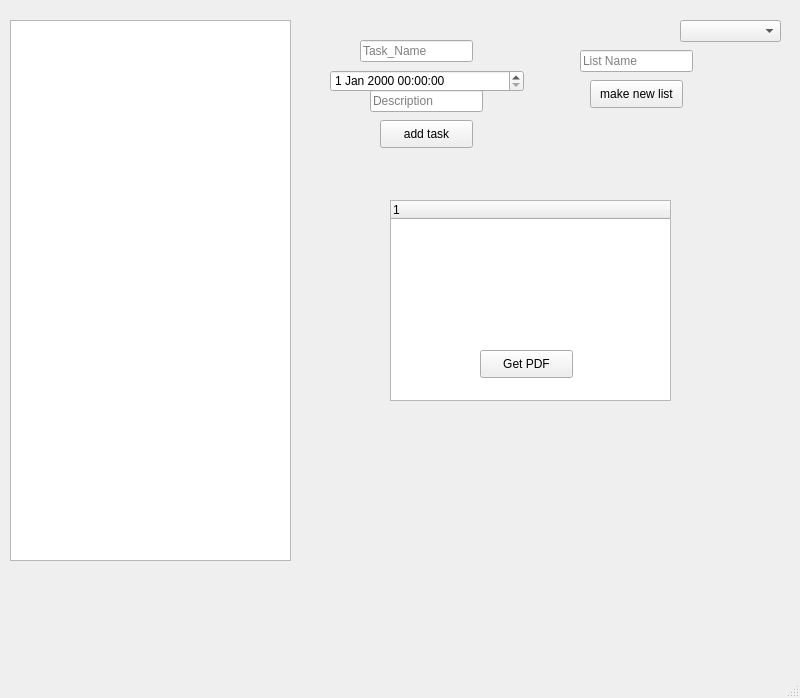
First picture: the form in professor_panel.ui, repository KianaFakhrian/TODOLIST, before the edit.
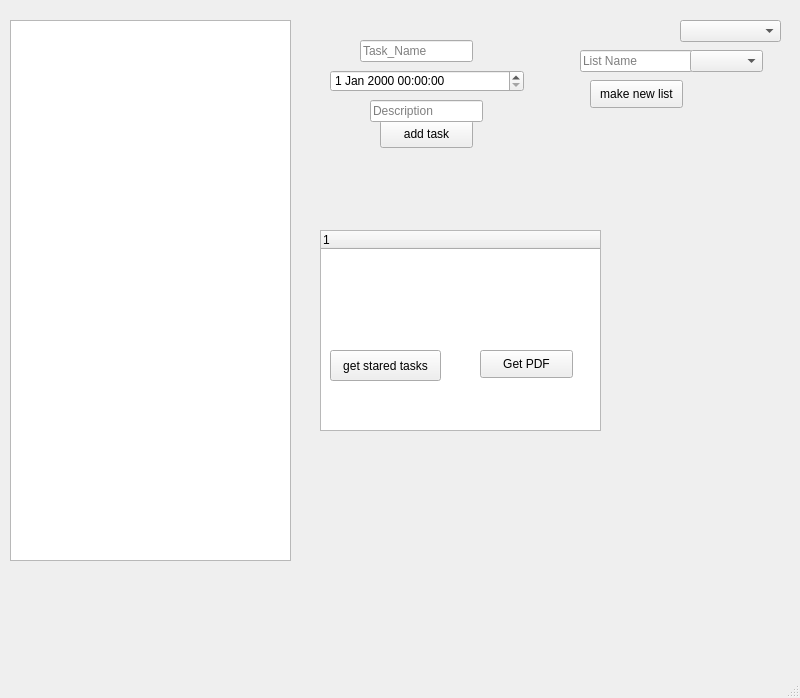
Second picture: the form after the edit.

Commit message: push button for opening starred tasks added

```diff
--- a/professor_panel.ui
+++ b/professor_panel.ui
@@ -89,8 +89,8 @@
    <widget class="QTreeWidget" name="treeWidget">
     <property name="geometry">
      <rect>
-      <x>390</x>
-      <y>200</y>
+      <x>320</x>
+      <y>230</y>
       <width>281</width>
       <height>201</height>
      </rect>
@@ -105,7 +105,7 @@
     <property name="geometry">
      <rect>
       <x>370</x>
-      <y>90</y>
+      <y>100</y>
       <width>113</width>
       <height>22</height>
      </rect>
@@ -149,6 +149,29 @@
      <string>Get PDF</string>
     </property>
    </widget>
+   <widget class="QComboBox" name="list_color_comboBox">
+    <property name="geometry">
+     <rect>
+      <x>690</x>
+      <y>50</y>
+      <width>73</width>
+      <height>22</height>
+     </rect>
+    </property>
+   </widget>
+   <widget class="QPushButton" name="get_stared_pushButton">
+    <property name="geometry">
+     <rect>
+      <x>330</x>
+      <y>350</y>
+      <width>111</width>
+      <height>31</height>
+     </rect>
+    </property>
+    <property name="text">
+     <string>get stared tasks</string>
+    </property>
+   </widget>
   </widget>
   <widget class="QMenuBar" name="menubar">
    <property name="geometry">
```
